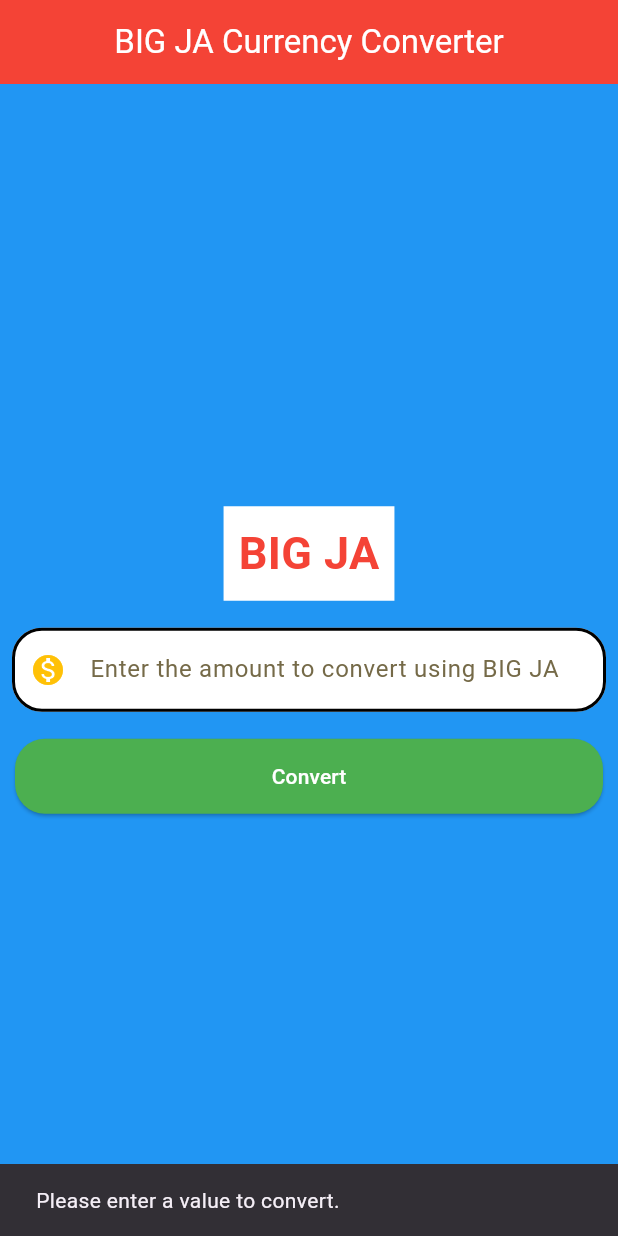
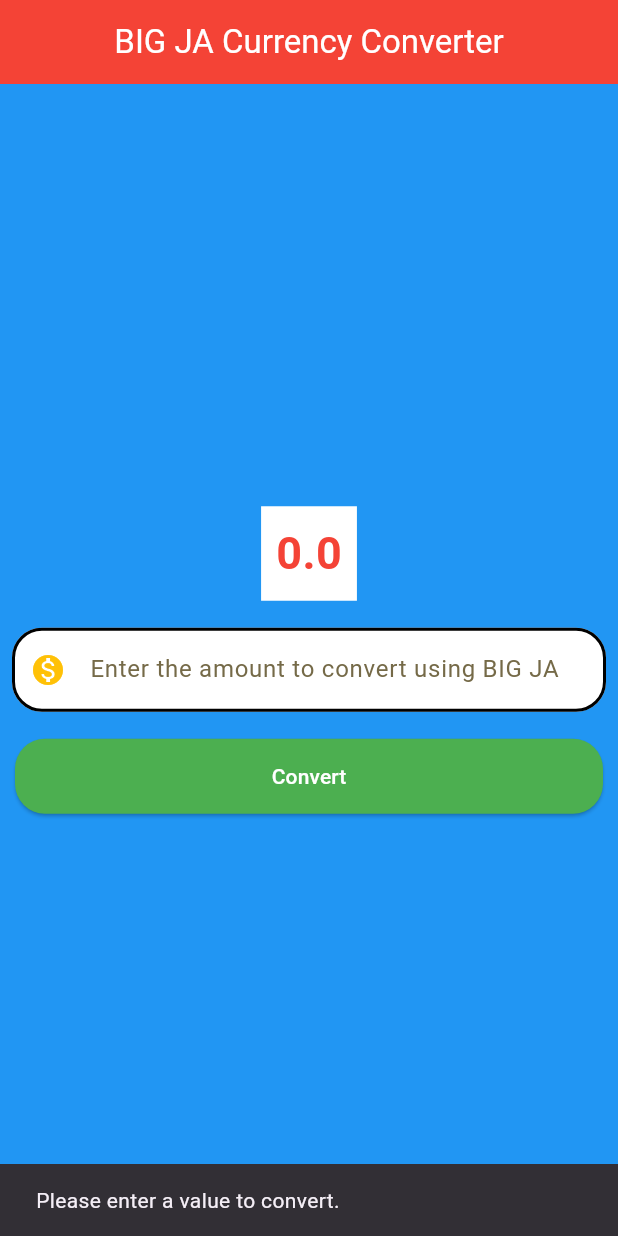
Before and after one commit to BirukM14/Get-start, a Flutter app: the screen it shows after launch, after a tap on "Convert", on a phone screen of 412 x 824 dp. Run offline on Flutter 3.47's test engine with Material 3 defaults, Android fonts, the phone set to English and light mode, and no system bars.

```diff
--- a/lib/pages/currency_converter.dart
+++ b/lib/pages/currency_converter.dart
@@ -22,7 +22,7 @@ class CurrencyConverter extends StatelessWidget {
       if (input.isNotEmpty) {
         try {
           double value = double.parse(input);
-          result = value * 132; // Example: Assume a conversion rate of 1.2
+          result = value * 12; // Example: Assume a conversion rate of 1.2
           ScaffoldMessenger.of(context).showSnackBar(
             SnackBar(content: Text('Converted Amount: \$${result.toStringAsFixed(2)}')),
           );
@@ -57,9 +57,9 @@ class CurrencyConverter extends StatelessWidget {
               padding: const EdgeInsets.all(10),
               margin: const EdgeInsets.all(10),
               color: Colors.white,
-              child: const Text(
-                "BIG JA",
-                style: TextStyle(
+              child:  Text(
+                result.toString(),
+                style: const TextStyle(
                   fontSize: 30,
                   fontWeight: FontWeight.w700,
                   color: Colors.red,
@@ -96,7 +96,10 @@ class CurrencyConverter extends StatelessWidget {
             Padding(
               padding: const EdgeInsets.all(10.0),
               child: ElevatedButton(
-                onPressed: convertCurrency,
+                onPressed: (){
+                  convertCurrency();
+                  result = double.parse(textEditingController.text) * 132;
+                },
                 style: TextButton.styleFrom(
                   backgroundColor: Colors.green,
                   foregroundColor: Colors.white,
```
